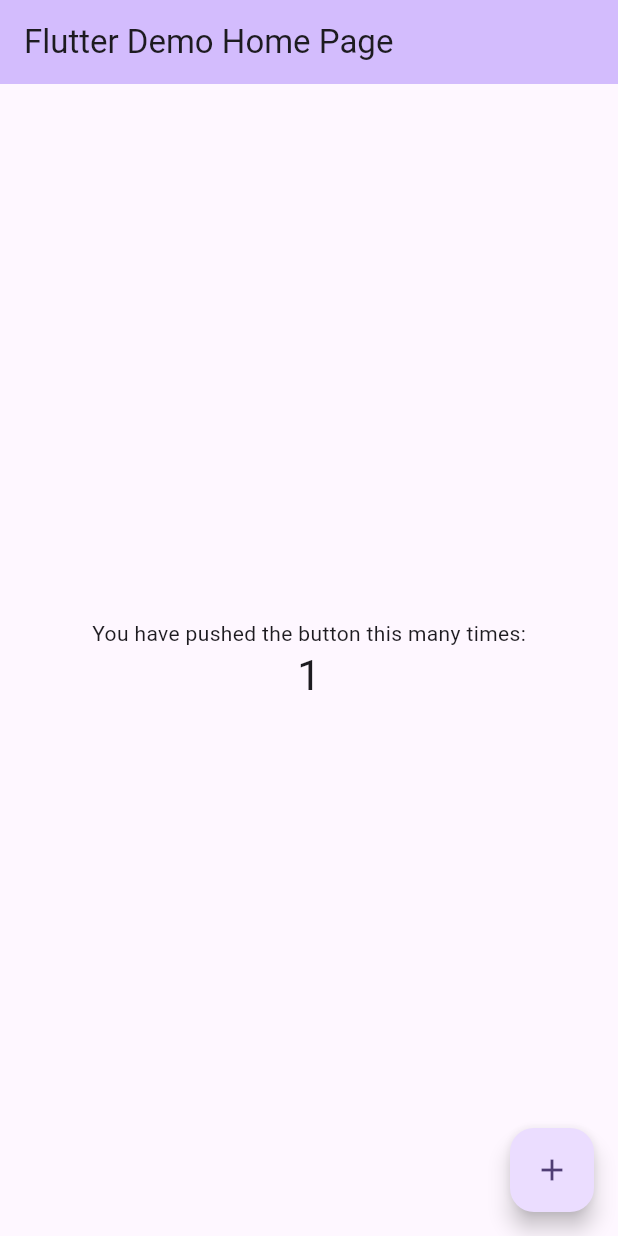
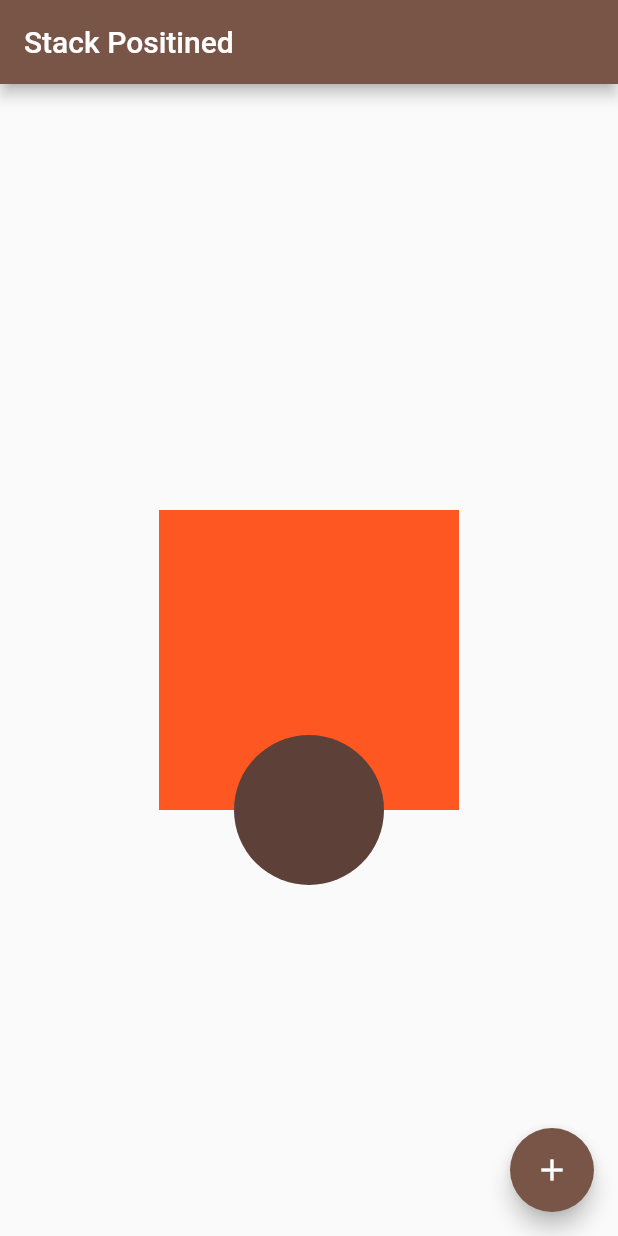
Before and after one commit to EusufUddin8926/stack-practise-demo, a Flutter app: the screen it shows after launch, after a tap on the "add" icon, on a phone screen of 412 x 824 dp. Run offline on Flutter 3.47's test engine with Material 2 defaults, Android fonts, the phone set to English and light mode, and no system bars.

Commit message:
stack positioned add

```diff
--- a/lib/main.dart
+++ b/lib/main.dart
@@ -1,125 +1,56 @@
+import 'package:flutter/cupertino.dart';
 import 'package:flutter/material.dart';
 
 void main() {
-  runApp(const MyApp());
+  runApp(MyApp());
 }
 
 class MyApp extends StatelessWidget {
   const MyApp({super.key});
 
-  // This widget is the root of your application.
   @override
   Widget build(BuildContext context) {
     return MaterialApp(
-      title: 'Flutter Demo',
-      theme: ThemeData(
-        // This is the theme of your application.
-        //
-        // TRY THIS: Try running your application with "flutter run". You'll see
-        // the application has a blue toolbar. Then, without quitting the app,
-        // try changing the seedColor in the colorScheme below to Colors.green
-        // and then invoke "hot reload" (save your changes or press the "hot
-        // reload" button in a Flutter-supported IDE, or press "r" if you used
-        // the command line to start the app).
-        //
-        // Notice that the counter didn't reset back to zero; the application
-        // state is not lost during the reload. To reset the state, use hot
-        // restart instead.
-        //
-        // This works for code too, not just values: Most code changes can be
-        // tested with just a hot reload.
-        colorScheme: ColorScheme.fromSeed(seedColor: Colors.deepPurple),
-        useMaterial3: true,
-      ),
-      home: const MyHomePage(title: 'Flutter Demo Home Page'),
-    );
+        home: MainScreen(),
+        debugShowCheckedModeBanner: false,
+        theme: ThemeData(primarySwatch: Colors.brown));
   }
 }
 
-class MyHomePage extends StatefulWidget {
-  const MyHomePage({super.key, required this.title});
-
-  // This widget is the home page of your application. It is stateful, meaning
-  // that it has a State object (defined below) that contains fields that affect
-  // how it looks.
-
-  // This class is the configuration for the state. It holds the values (in this
-  // case the title) provided by the parent (in this case the App widget) and
-  // used by the build method of the State. Fields in a Widget subclass are
-  // always marked "final".
-
-  final String title;
-
-  @override
-  State<MyHomePage> createState() => _MyHomePageState();
-}
-
-class _MyHomePageState extends State<MyHomePage> {
-  int _counter = 0;
-
-  void _incrementCounter() {
-    setState(() {
-      // This call to setState tells the Flutter framework that something has
-      // changed in this State, which causes it to rerun the build method below
-      // so that the display can reflect the updated values. If we changed
-      // _counter without calling setState(), then the build method would not be
-      // called again, and so nothing would appear to happen.
-      _counter++;
-    });
-  }
+class MainScreen extends StatelessWidget {
+  const MainScreen({super.key});
 
   @override
   Widget build(BuildContext context) {
-    // This method is rerun every time setState is called, for instance as done
-    // by the _incrementCounter method above.
-    //
-    // The Flutter framework has been optimized to make rerunning build methods
-    // fast, so that you can just rebuild anything that needs updating rather
-    // than having to individually change instances of widgets.
-    return Scaffold(
+    return SafeArea(
+      child: Scaffold(
         appBar: AppBar(
-        // TRY THIS: Try changing the color here to a specific color (to
-        // Colors.amber, perhaps?) and trigger a hot reload to see the AppBar
-        // change color while the other colors stay the same.
-        backgroundColor: Theme.of(context).colorScheme.inversePrimary,
-        // Here we take the value from the MyHomePage object that was created by
-        // the App.build method, and use it to set our appbar title.
-        title: Text(widget.title),
+          title: Text("Stack Positined"),
         ),
         body: Center(
-        // Center is a layout widget. It takes a single child and positions it
-        // in the middle of the parent.
-        child: Column(
-          // Column is also a layout widget. It takes a list of children and
-          // arranges them vertically. By default, it sizes itself to fit its
-          // children horizontally, and tries to be as tall as its parent.
-          //
-          // Column has various properties to control how it sizes itself and
-          // how it positions its children. Here we use mainAxisAlignment to
-          // center the children vertically; the main axis here is the vertical
-          // axis because Columns are vertical (the cross axis would be
-          // horizontal).
-          //
-          // TRY THIS: Invoke "debug painting" (choose the "Toggle Debug Paint"
-          // action in the IDE, or press "p" in the console), to see the
-          // wireframe for each widget.
-          mainAxisAlignment: MainAxisAlignment.center,
-          children: <Widget>[
-            const Text(
-              'You have pushed the button this many times:',
+          child: Stack(
+            alignment: AlignmentDirectional.center,
+            clipBehavior: Clip.none,
+            children: [
+              Container(
+                height: 200,
+                width: 200,
+                color: Colors.deepOrange,
               ),
-            Text(
-              '$_counter',
-              style: Theme.of(context).textTheme.headlineMedium,
-            ),
+              Positioned(
+                  bottom: -50,
+                  child: CircleAvatar(
+                    radius: 50,
+                  ))
             ],
           ),
         ),
         floatingActionButton: FloatingActionButton(
-        onPressed: _incrementCounter,
-        tooltip: 'Increment',
-        child: const Icon(Icons.add),
-      ), // This trailing comma makes auto-formatting nicer for build methods.
+            onPressed: () {},
+            child: Center(
+              child: Icon(Icons.add),
+            )),
+      ),
     );
   }
 }
```
Lines whose indentation alone changed are shown as unchanged.
